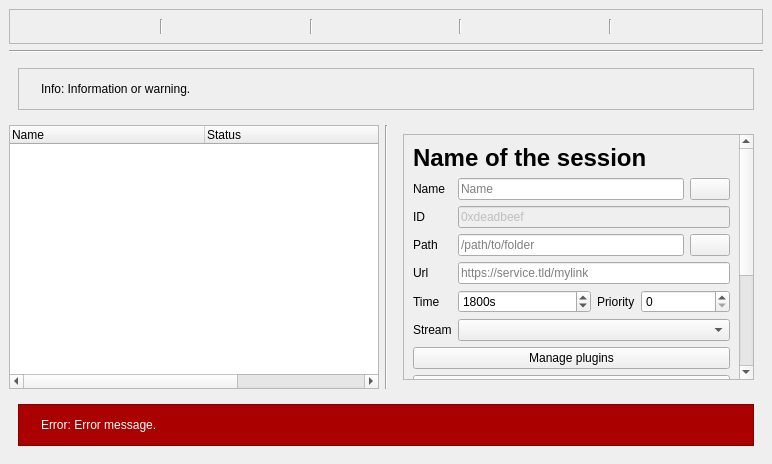
MonochromeBird/CloudBird, file cloudb/frontend/gui/raw ui/Home.ui: the form before one commit.
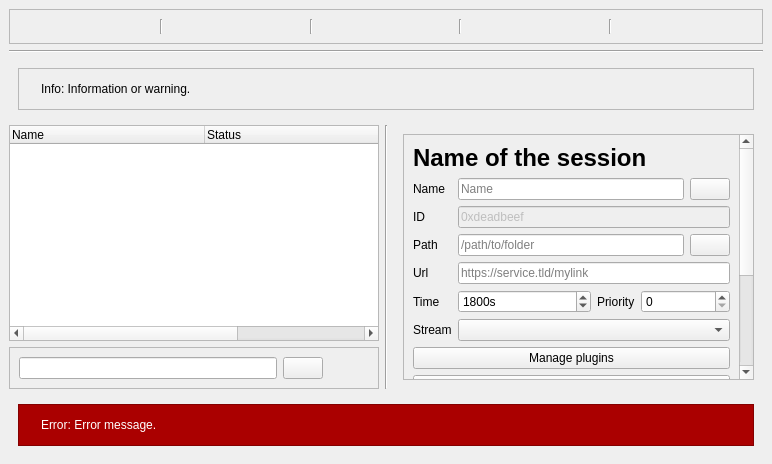
The form after the commit. Icons and pictures are not drawn.

Patch:
```diff
--- a/cloudb/frontend/gui/raw ui/Home.ui
+++ b/cloudb/frontend/gui/raw ui/Home.ui
@@ -329,6 +329,8 @@
     <item row="3" column="0">
      <layout class="QHBoxLayout" name="horizontalLayout_2">
       <item>
+       <layout class="QVBoxLayout" name="verticalLayout">
+        <item>
        <widget class="QTreeWidget" name="Sessions">
         <property name="sizePolicy">
          <sizepolicy hsizetype="Expanding" vsizetype="Expanding">
@@ -396,6 +398,54 @@
        </widget>
       </item>
       <item>
+         <widget class="QFrame" name="SearchZone">
+          <property name="frameShape">
+           <enum>QFrame::StyledPanel</enum>
+          </property>
+          <property name="frameShadow">
+           <enum>QFrame::Raised</enum>
+          </property>
+          <layout class="QGridLayout" name="gridLayout_5">
+           <item row="0" column="1">
+            <widget class="QLineEdit" name="Search"/>
+           </item>
+           <item row="0" column="3">
+            <widget class="QPushButton" name="CloseSearch">
+             <property name="sizePolicy">
+              <sizepolicy hsizetype="Maximum" vsizetype="Maximum">
+               <horstretch>0</horstretch>
+               <verstretch>0</verstretch>
+              </sizepolicy>
+             </property>
+             <property name="text">
+              <string/>
+             </property>
+             <property name="icon">
+              <iconset resource="resources.qrc">
+               <normaloff>:/icons/red-close.svg</normaloff>:/icons/red-close.svg</iconset>
+             </property>
+             <property name="flat">
+              <bool>true</bool>
+             </property>
+            </widget>
+           </item>
+           <item row="0" column="2">
+            <widget class="QPushButton" name="SearchButton">
+             <property name="text">
+              <string/>
+             </property>
+             <property name="icon">
+              <iconset resource="resources.qrc">
+               <normaloff>:/icons/edit-find.svg</normaloff>:/icons/edit-find.svg</iconset>
+             </property>
+            </widget>
+           </item>
+          </layout>
+         </widget>
+        </item>
+       </layout>
+      </item>
+      <item>
        <widget class="Line" name="CenterLine">
         <property name="orientation">
          <enum>Qt::Vertical</enum>
```
Left out of the diff: 229 changed lines with no effect on the pictures. Lines whose indentation alone changed are shown as unchanged.
